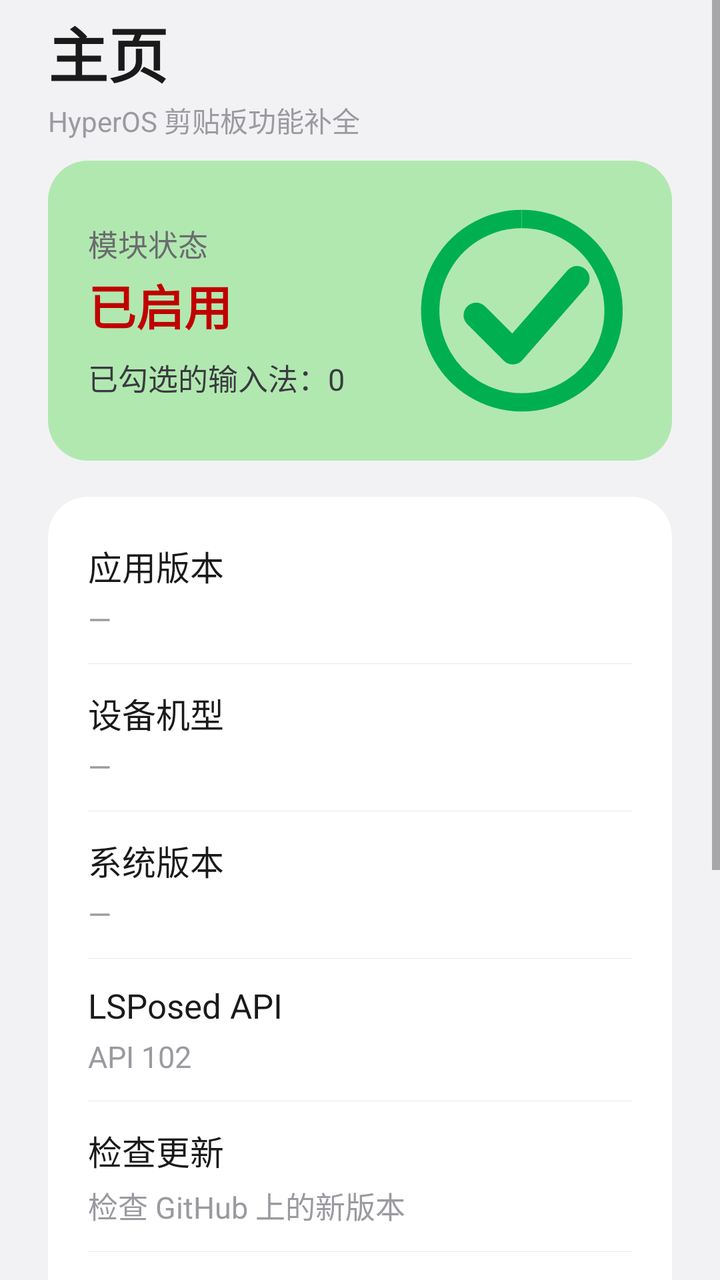
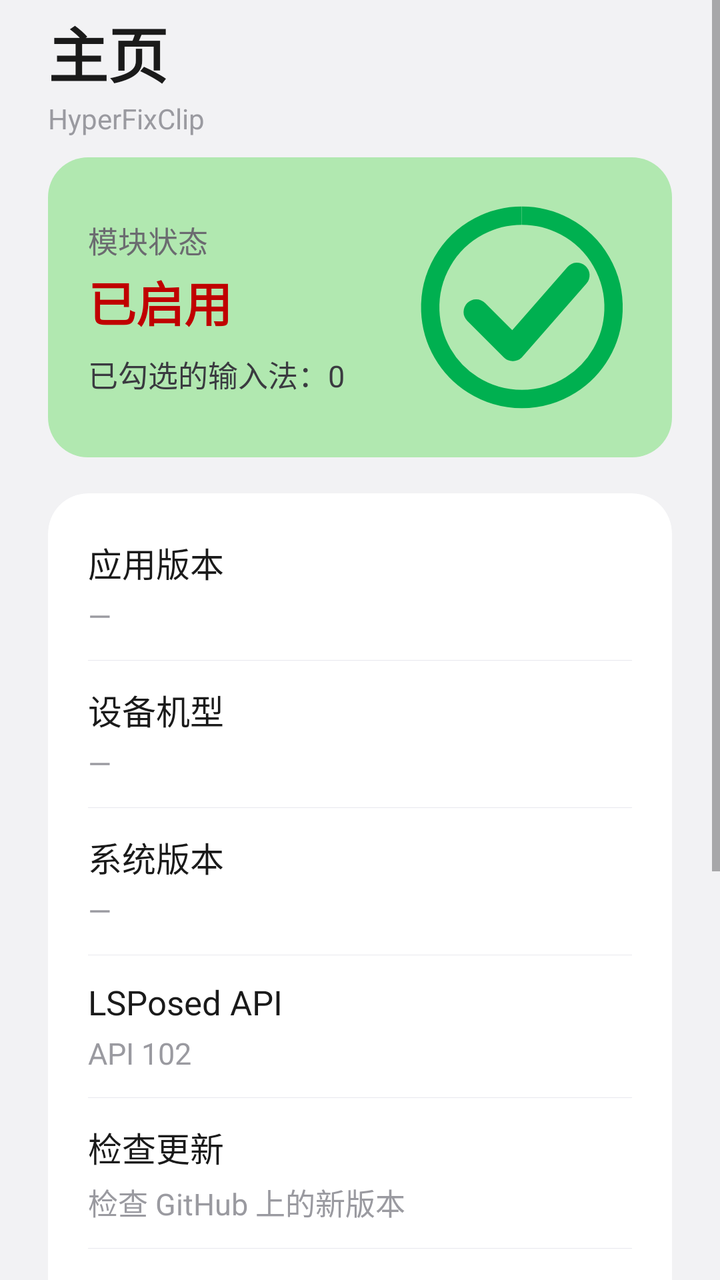

Compare the two renders of this Android layout. The source of the first and the diff that turns it into the second are given below.
<!-- AndroidManifest.xml: fallback theme Theme.MaterialComponents.DayNight.NoActionBar -->
<!-- res/layout/fragment_home.xml -->
<?xml version="1.0" encoding="utf-8"?>
<ScrollView xmlns:android="http://schemas.android.com/apk/res/android"
    android:layout_width="match_parent"
    android:layout_height="match_parent"
    android:background="@color/bg_surface"
    android:clipToPadding="false"
    android:fillViewport="true"
    android:paddingBottom="96dp">

    <LinearLayout
        android:layout_width="match_parent"
        android:layout_height="wrap_content"
        android:orientation="vertical"
        android:paddingStart="24dp"
        android:paddingEnd="24dp"
        android:paddingBottom="16dp">

        
        <LinearLayout
            android:layout_width="match_parent"
            android:layout_height="wrap_content"
            android:orientation="vertical"
            android:paddingTop="4dp"
            android:paddingBottom="10dp">

            <TextView
                android:layout_width="wrap_content"
                android:layout_height="wrap_content"
                android:text="主页"
                android:textColor="@color/text_primary"
                android:textSize="30sp"
                android:textStyle="bold" />

            <TextView
                android:layout_width="wrap_content"
                android:layout_height="wrap_content"
                android:layout_marginTop="2dp"
                android:text="HyperOS 剪贴板功能补全"
                android:textColor="@color/text_tertiary"
                android:textSize="14sp" />
        </LinearLayout>

        
        <LinearLayout
            android:layout_width="match_parent"
            android:layout_height="wrap_content"
            android:minHeight="150dp"
            android:background="@drawable/card_status_bg"
            android:gravity="center_vertical"
            android:orientation="horizontal"
            android:padding="20dp">

            <LinearLayout
                android:layout_width="0dp"
                android:layout_height="wrap_content"
                android:layout_weight="1"
                android:orientation="vertical">

                <TextView
                    android:layout_width="wrap_content"
                    android:layout_height="wrap_content"
                    android:text="模块状态"
                    android:textColor="#6B6B70"
                    android:textSize="15sp" />

                <TextView
                    android:id="@+id/tvStatus"
                    android:layout_width="wrap_content"
                    android:layout_height="wrap_content"
                    android:layout_marginTop="2dp"
                    android:text="已启用"
                    android:textColor="@color/status_red"
                    android:textSize="24sp"
                    android:textStyle="bold" />

                <TextView
                    android:id="@+id/tvImeCount"
                    android:layout_width="wrap_content"
                    android:layout_height="wrap_content"
                    android:layout_marginTop="8dp"
                    android:text="已勾选的输入法：0"
                    android:textColor="#3A3A40"
                    android:textSize="15sp" />
            </LinearLayout>

            <ImageView
                android:id="@+id/ivStatusMark"
                android:layout_width="110dp"
                android:layout_height="110dp"
                android:layout_gravity="center_vertical"
                android:src="@drawable/ic_status_enabled" />
        </LinearLayout>

        
        <LinearLayout
            android:layout_width="match_parent"
            android:layout_height="wrap_content"
            android:layout_marginTop="18dp"
            android:background="@drawable/card_bg"
            android:clipToOutline="true"
            android:orientation="vertical">

            <LinearLayout
                android:layout_width="match_parent"
                android:layout_height="wrap_content"
                android:layout_weight="0"
                android:gravity="center_vertical"
                android:minHeight="56dp"
                android:orientation="vertical"
                android:paddingStart="20dp"
                android:paddingTop="22dp"
                android:paddingEnd="20dp"
                android:paddingBottom="12dp">

                <TextView
                    android:layout_width="wrap_content"
                    android:layout_height="wrap_content"
                    android:text="应用版本"
                    android:textColor="@color/text_primary"
                    android:textSize="17sp" />

                <TextView
                    android:id="@+id/tvAppVersion"
                    android:layout_width="wrap_content"
                    android:layout_height="wrap_content"
                    android:layout_marginTop="4dp"
                    android:text="—"
                    android:textColor="@color/text_tertiary"
                    android:textSize="15sp" />
            </LinearLayout>

            <View
                android:layout_width="match_parent"
                android:layout_height="1px"
                android:layout_marginStart="20dp"
                android:layout_marginEnd="20dp"
                android:background="@color/divider" />

            <LinearLayout
                android:layout_width="match_parent"
                android:layout_height="wrap_content"
                android:layout_weight="0"
                android:gravity="center_vertical"
                android:minHeight="56dp"
                android:orientation="vertical"
                android:paddingStart="20dp"
                android:paddingTop="12dp"
                android:paddingEnd="20dp"
                android:paddingBottom="12dp">

                <TextView
                    android:layout_width="wrap_content"
                    android:layout_height="wrap_content"
                    android:text="设备机型"
                    android:textColor="@color/text_primary"
                    android:textSize="17sp" />

                <TextView
                    android:id="@+id/tvDeviceModel"
                    android:layout_width="wrap_content"
                    android:layout_height="wrap_content"
                    android:layout_marginTop="4dp"
                    android:text="—"
                    android:textColor="@color/text_tertiary"
                    android:textSize="15sp" />
            </LinearLayout>

            <View
                android:layout_width="match_parent"
                android:layout_height="1px"
                android:layout_marginStart="20dp"
                android:layout_marginEnd="20dp"
                android:background="@color/divider" />

            <LinearLayout
                android:layout_width="match_parent"
                android:layout_height="wrap_content"
                android:layout_weight="0"
                android:gravity="center_vertical"
                android:minHeight="56dp"
                android:orientation="vertical"
                android:paddingStart="20dp"
                android:paddingTop="12dp"
                android:paddingEnd="20dp"
                android:paddingBottom="12dp">

                <TextView
                    android:layout_width="wrap_content"
                    android:layout_height="wrap_content"
                    android:text="系统版本"
                    android:textColor="@color/text_primary"
                    android:textSize="17sp" />

                <TextView
                    android:id="@+id/tvSystemVersion"
                    android:layout_width="wrap_content"
                    android:layout_height="wrap_content"
                    android:layout_marginTop="4dp"
                    android:text="—"
                    android:textColor="@color/text_tertiary"
                    android:textSize="15sp" />
            </LinearLayout>

            <View
                android:layout_width="match_parent"
                android:layout_height="1px"
                android:layout_marginStart="20dp"
                android:layout_marginEnd="20dp"
                android:background="@color/divider" />

            <LinearLayout
                android:layout_width="match_parent"
                android:layout_height="wrap_content"
                android:layout_weight="0"
                android:gravity="center_vertical"
                android:minHeight="56dp"
                android:orientation="vertical"
                android:paddingStart="20dp"
                android:paddingTop="12dp"
                android:paddingEnd="20dp"
                android:paddingBottom="12dp">

                <TextView
                    android:layout_width="wrap_content"
                    android:layout_height="wrap_content"
                    android:text="LSPosed API"
                    android:textColor="@color/text_primary"
                    android:textSize="17sp" />

                <TextView
                    android:id="@+id/tvLsposedApi"
                    android:layout_width="wrap_content"
                    android:layout_height="wrap_content"
                    android:layout_marginTop="4dp"
                    android:text="API 102"
                    android:textColor="@color/text_tertiary"
                    android:textSize="15sp" />
            </LinearLayout>

            <View
                android:layout_width="match_parent"
                android:layout_height="1px"
                android:layout_marginStart="20dp"
                android:layout_marginEnd="20dp"
                android:background="@color/divider" />

            <LinearLayout
                android:id="@+id/rowCheckUpdate"
                android:layout_width="match_parent"
                android:layout_height="wrap_content"
                android:layout_weight="0"
                android:background="@drawable/row_ripple"
                android:clickable="true"
                android:focusable="true"
                android:gravity="center_vertical"
                android:minHeight="56dp"
                android:orientation="vertical"
                android:paddingStart="20dp"
                android:paddingTop="12dp"
                android:paddingEnd="20dp"
                android:paddingBottom="12dp">

                <TextView
                    android:layout_width="wrap_content"
                    android:layout_height="wrap_content"
                    android:text="检查更新"
                    android:textColor="@color/text_primary"
                    android:textSize="17sp" />

                <TextView
                    android:layout_width="wrap_content"
                    android:layout_height="wrap_content"
                    android:layout_marginTop="4dp"
                    android:text="检查 GitHub 上的新版本"
                    android:textColor="@color/text_tertiary"
                    android:textSize="15sp" />
            </LinearLayout>

            <View
                android:layout_width="match_parent"
                android:layout_height="1px"
                android:layout_marginStart="20dp"
                android:layout_marginEnd="20dp"
                android:background="@color/divider" />

            <LinearLayout
                android:layout_width="match_parent"
                android:layout_height="wrap_content"
                android:layout_weight="0"
                android:gravity="center_vertical"
                android:minHeight="56dp"
                android:orientation="vertical"
                android:paddingStart="20dp"
                android:paddingTop="12dp"
                android:paddingEnd="20dp"
                android:paddingBottom="12dp">

                <TextView
                    android:layout_width="wrap_content"
                    android:layout_height="wrap_content"
                    android:text="构建日期"
                    android:textColor="@color/text_primary"
                    android:textSize="17sp" />

                <TextView
                    android:id="@+id/tvBuildDate"
                    android:layout_width="wrap_content"
                    android:layout_height="wrap_content"
                    android:layout_marginTop="4dp"
                    android:text="—"
                    android:textColor="@color/text_tertiary"
                    android:textSize="15sp" />
            </LinearLayout>

            <View
                android:layout_width="match_parent"
                android:layout_height="1px"
                android:layout_marginStart="20dp"
                android:layout_marginEnd="20dp"
                android:background="@color/divider" />

            
            <LinearLayout
                android:id="@+id/rowMustKnow"
                android:layout_width="match_parent"
                android:layout_height="wrap_content"
                android:background="@drawable/row_ripple"
                android:clickable="true"
                android:focusable="true"
                android:gravity="center_vertical"
                android:minHeight="56dp"
                android:orientation="horizontal"
                android:paddingStart="20dp"
                android:paddingTop="12dp"
                android:paddingEnd="16dp"
                android:paddingBottom="22dp">

                <LinearLayout
                    android:layout_width="0dp"
                    android:layout_height="wrap_content"
                    android:layout_weight="1"
                    android:orientation="vertical">

                    <TextView
                        android:layout_width="wrap_content"
                        android:layout_height="wrap_content"
                        android:text="您需了解"
                        android:textColor="@color/text_primary"
                        android:textSize="17sp" />

                    <TextView
                        android:layout_width="wrap_content"
                        android:layout_height="wrap_content"
                        android:layout_marginTop="4dp"
                        android:text="请务必阅读"
                        android:textColor="@color/text_tertiary"
                        android:textSize="15sp" />
                </LinearLayout>

                <ImageView
                    android:layout_width="24dp"
                    android:layout_height="24dp"
                    android:src="@drawable/ic_chevron"
                    android:tint="@color/text_secondary" />
            </LinearLayout>
        </LinearLayout>
    </LinearLayout>
</ScrollView>
<!-- resources referenced by this layout -->
<resources>
  <color name="bg_surface">#F2F2F4</color>
  <color name="divider">#E8E8ED</color>
  <color name="status_red">#C00000</color>
  <color name="text_primary">#1A1A1A</color>
  <color name="text_secondary">#5C5C60</color>
  <color name="text_tertiary">#9A9AA0</color>
  <!-- drawable card_bg (drawable) -->
  <?xml version="1.0" encoding="utf-8"?>
  <shape xmlns:android="http://schemas.android.com/apk/res/android"
      android:shape="rectangle">
      <solid android:color="@color/card_bg" />
      <corners android:radius="20dp" />
  </shape>
  <!-- drawable card_status_bg (drawable) -->
  <?xml version="1.0" encoding="utf-8"?>
  <shape xmlns:android="http://schemas.android.com/apk/res/android"
      android:shape="rectangle">
      <solid android:color="@color/status_green_fill" />
      <corners android:radius="20dp" />
  </shape>
  <!-- drawable ic_chevron (drawable) -->
  <?xml version="1.0" encoding="utf-8"?>
  <vector xmlns:android="http://schemas.android.com/apk/res/android"
      android:width="24dp"
      android:height="24dp"
      android:viewportWidth="24"
      android:viewportHeight="24">
      <path
          android:fillColor="#FF000000"
          android:pathData="M9.29,6.71c-0.39,0.39 -0.39,1.02 0,1.41L13.17,12l-3.88,3.88c-0.39,0.39 -0.39,1.02 0,1.41 0.39,0.39 1.02,0.39 1.41,0l4.59,-4.59c0.39,-0.39 0.39,-1.02 0,-1.41L10.7,6.71c-0.39,-0.39 -1.02,-0.39 -1.41,0z" />
  </vector>
  <!-- drawable ic_status_enabled (drawable) -->
  <?xml version="1.0" encoding="utf-8"?>
  <vector xmlns:android="http://schemas.android.com/apk/res/android"
      android:width="110dp"
      android:height="110dp"
      android:viewportWidth="96"
      android:viewportHeight="96">
      
      <path
          android:pathData="M48,8 A40,40 0 1,1 47.9,8"
          android:fillColor="#00000000"
          android:strokeColor="#FF00B050"
          android:strokeWidth="8" />
      
      <path
          android:pathData="M28,50 L44,66 L72,34"
          android:fillColor="#00000000"
          android:strokeColor="#FF00B050"
          android:strokeWidth="11"
          android:strokeLineCap="round"
          android:strokeLineJoin="round" />
  </vector>
  <!-- drawable row_ripple (drawable) -->
  <?xml version="1.0" encoding="utf-8"?>
  <ripple xmlns:android="http://schemas.android.com/apk/res/android"
      android:color="?android:attr/colorControlHighlight">
      <item android:id="@android:id/mask">
          <shape>
              <corners android:radius="14dp" />
              
              <solid android:color="#FFFFFFFF" />
          </shape>
      </item>
  </ripple>
  <color name="card_bg">#FFFFFF</color>
  <color name="status_green_fill">#B1E8B0</color>
</resources>

<!-- the commit's change to res/layout/fragment_home.xml (unified diff, before → after) -->
@@ -35,7 +35,7 @@
                 android:layout_width="wrap_content"
                 android:layout_height="wrap_content"
                 android:layout_marginTop="2dp"
-                android:text="HyperOS 剪贴板功能补全"
+                android:text="HyperFixClip"
                 android:textColor="@color/text_tertiary"
                 android:textSize="14sp" />
         </LinearLayout>
